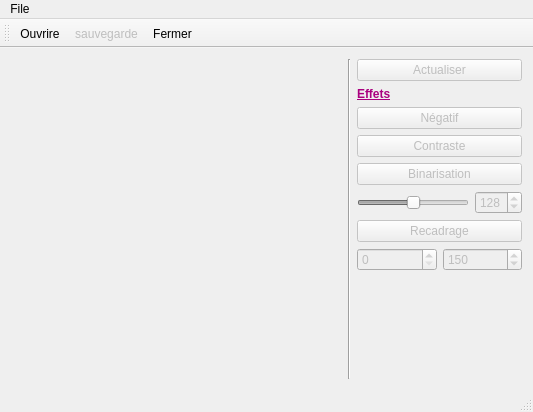
Meguehout/chaine_Tp1, file mainwindow.ui: the form before one commit.
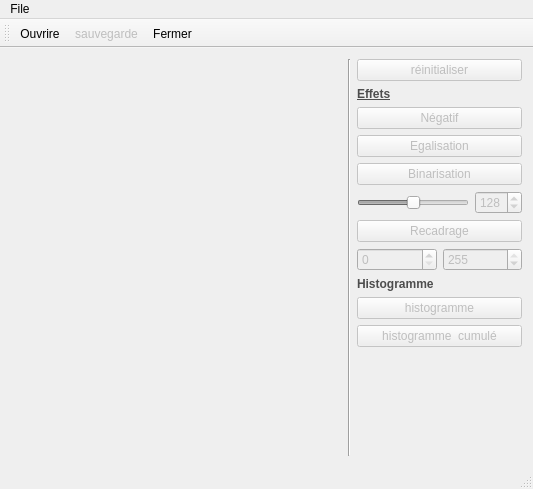
The form after the commit. Icons and pictures are not drawn.

What changed in the file:
```diff
--- a/mainwindow.ui
+++ b/mainwindow.ui
@@ -10,7 +10,7 @@
     <x>0</x>
     <y>0</y>
     <width>533</width>
-    <height>412</height>
+    <height>489</height>
    </rect>
   </property>
   <property name="windowTitle">
@@ -31,27 +31,37 @@
       </property>
      </spacer>
     </item>
-    <item row="0" column="2">
-     <spacer name="horizontalSpacer">
-      <property name="orientation">
-       <enum>Qt::Horizontal</enum>
+    <item row="0" column="1">
+     <widget class="QLabel" name="label">
+      <property name="text">
+       <string>&lt;html&gt;&lt;head/&gt;&lt;body&gt;&lt;p align=&quot;center&quot;&gt;&lt;img src=&quot;:/new/Fond/Lyon1.png&quot;/&gt;&lt;/p&gt;&lt;/body&gt;&lt;/html&gt;</string>
       </property>
-      <property name="sizeHint" stdset="0">
-       <size>
-        <width>40</width>
-        <height>20</height>
-       </size>
+      <property name="buddy">
+       <cstring>label</cstring>
       </property>
-     </spacer>
+     </widget>
     </item>
     <item row="0" column="3">
+     <spacer name="horizontalSpacer">
+      <property name="orientation">
+       <enum>Qt::Horizontal</enum>
+      </property>
+      <property name="sizeHint" stdset="0">
+       <size>
+        <width>40</width>
+        <height>20</height>
+       </size>
+      </property>
+     </spacer>
+    </item>
+    <item row="0" column="4">
      <widget class="Line" name="line">
       <property name="orientation">
        <enum>Qt::Vertical</enum>
       </property>
      </widget>
     </item>
-    <item row="0" column="4">
+    <item row="0" column="5">
      <layout class="QVBoxLayout" name="verticalLayout">
       <item>
        <widget class="QPushButton" name="pushButton">
@@ -65,7 +75,7 @@
          <string notr="true"/>
         </property>
         <property name="text">
-         <string>Actualiser</string>
+         <string>réinitialiser</string>
         </property>
         <property name="icon">
          <iconset>
@@ -80,7 +90,7 @@
       <item>
        <widget class="QLabel" name="label_2">
         <property name="text">
-         <string>&lt;html&gt;&lt;head/&gt;&lt;body&gt;&lt;p&gt;&lt;span style=&quot; font-weight:600; text-decoration: underline; color:#aa007f;&quot;&gt;Effets&lt;/span&gt;&lt;/p&gt;&lt;/body&gt;&lt;/html&gt;</string>
+         <string>&lt;html&gt;&lt;head/&gt;&lt;body&gt;&lt;p&gt;&lt;span style=&quot; font-weight:600; text-decoration: underline; color:#4d4d4d;&quot;&gt;Effets&lt;/span&gt;&lt;/p&gt;&lt;/body&gt;&lt;/html&gt;</string>
         </property>
        </widget>
       </item>
@@ -100,7 +110,7 @@
          <bool>false</bool>
         </property>
         <property name="text">
-         <string>Contraste</string>
+         <string>Egalisation</string>
         </property>
        </widget>
       </item>
@@ -187,12 +197,39 @@
            <number>255</number>
           </property>
           <property name="value">
-           <number>150</number>
+           <number>255</number>
           </property>
          </widget>
         </item>
        </layout>
       </item>
+      <item>
+       <widget class="QLabel" name="label_3">
+        <property name="text">
+         <string>&lt;html&gt;&lt;head/&gt;&lt;body&gt;&lt;p&gt;&lt;span style=&quot; font-weight:600; color:#4d4d4d;&quot;&gt;Histogramme&lt;/span&gt;&lt;/p&gt;&lt;/body&gt;&lt;/html&gt;</string>
+        </property>
+       </widget>
+      </item>
+      <item>
+       <widget class="QPushButton" name="histogramme">
+        <property name="enabled">
+         <bool>false</bool>
+        </property>
+        <property name="text">
+         <string>histogramme</string>
+        </property>
+       </widget>
+      </item>
+      <item>
+       <widget class="QPushButton" name="cumule">
+        <property name="enabled">
+         <bool>false</bool>
+        </property>
+        <property name="text">
+         <string>histogramme  cumulé</string>
+        </property>
+       </widget>
+      </item>
       <item>
        <spacer name="verticalSpacer">
         <property name="orientation">
```
Left out of the diff: 27 changed lines with no effect on the pictures.
